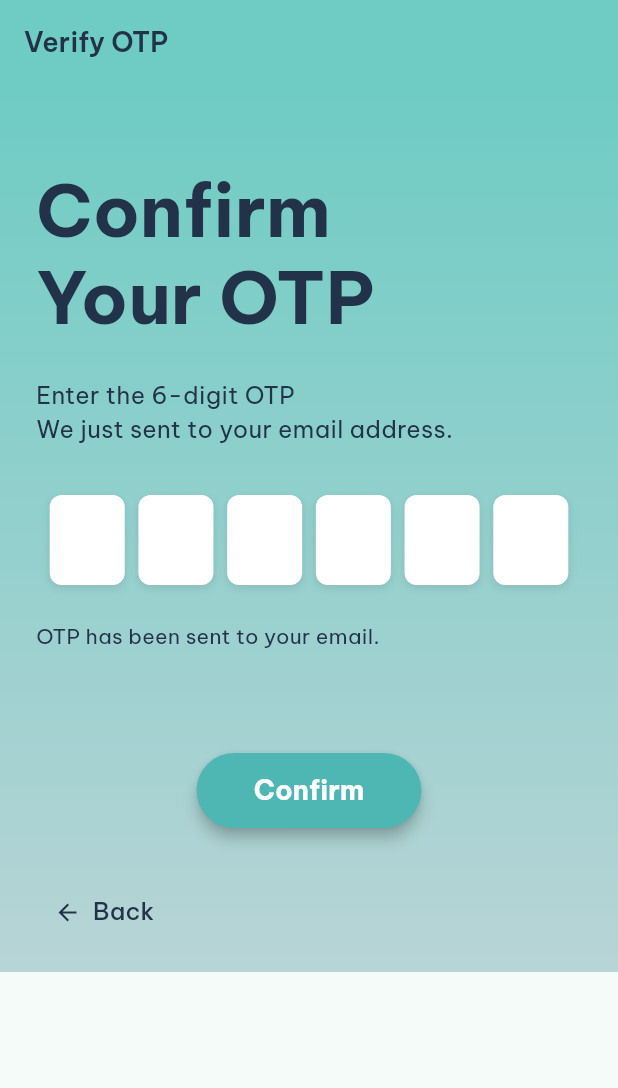
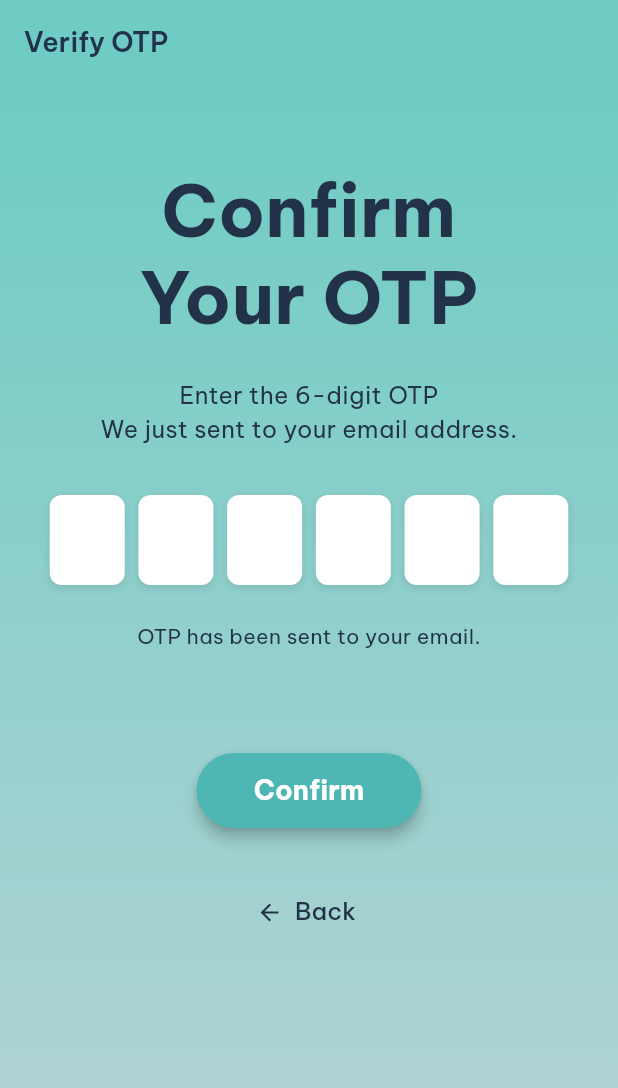
Before and after one commit to noodleman3089/MoneyLab, a Flutter app: the VerifyOtpPage screen opened directly with empty values, on a phone screen of 412 x 824 dp. Shown: the top 1088 px of the screen. Run offline on Flutter 3.47's test engine with Material 3 defaults, Android fonts, the phone set to English and light mode, and no system bars; our stand-ins replace google_fonts.

Commit message:
02/11/2568-UPDATE&ADD_verifyotp.dart&TestPage.dart

```diff
--- a/frontend/mobile/lib/pages/authentication/verifyotp.dart
+++ b/frontend/mobile/lib/pages/authentication/verifyotp.dart
@@ -7,26 +7,19 @@ import 'login.dart';
 class VerifyOtpPage extends StatefulWidget {
   final String email;
 
-  const VerifyOtpPage({
-    super.key,
-    required this.email,
-  });
+  const VerifyOtpPage({super.key, required this.email});
 
   @override
   State<VerifyOtpPage> createState() => _VerifyOtpPageState();
 }
 
 class _VerifyOtpPageState extends State<VerifyOtpPage> {
+  // --- 1. ส่วน State และ Logic (เหมือนเดิม) ---
   final List<TextEditingController> _otpControllers = List.generate(
     6,
     (index) => TextEditingController(),
   );
-
-  final List<FocusNode> _focusNodes = List.generate(
-    6,
-    (index) => FocusNode(),
-  );
-
+  final List<FocusNode> _focusNodes = List.generate(6, (index) => FocusNode());
   bool _isLoading = false;
   final AutheService _authService = AutheService();
 
@@ -85,7 +78,7 @@ class _VerifyOtpPageState extends State<VerifyOtpPage> {
         Navigator.pushReplacement(
           context,
           MaterialPageRoute(builder: (context) => const LoginPage()),
-        );// ไปที่หน้า LoginPage
+        ); // ไปที่หน้า LoginPage
       }
     } catch (error) {
       if (!mounted) return;
@@ -112,13 +105,17 @@ class _VerifyOtpPageState extends State<VerifyOtpPage> {
     Navigator.pop(context);
   }
 
+  // --- 2. ส่วน UI (แก้ไข) ---
   @override
   Widget build(BuildContext context) {
     return Scaffold(
+      // 2.1: AppBar (คง Theme เดิมไว้)
       appBar: AppBar(
         backgroundColor: const Color(0xFF6ECCC4),
         elevation: 0,
-        automaticallyImplyLeading: false,
+        // (เอา automaticallyImplyLeading: false ออก
+        //  เพื่อให้ Flutter สร้างปุ่ม Back ◀️ ให้อัตโนมัติ)
+        // automaticallyImplyLeading: false,
         title: Text(
           'Verify OTP',
           style: GoogleFonts.beVietnamPro(
@@ -129,6 +126,10 @@ class _VerifyOtpPageState extends State<VerifyOtpPage> {
         ),
       ),
       body: Container(
+        // 2.2: Background (คง Theme เดิมไว้)
+        // ตั้งค่าให้พื้นหลังไล่สีเต็มหน้าจอ
+        width: double.infinity, // ทำให้ Container กว้างเต็มจอ
+        height: double.infinity, // ทำให้ Container สูงเต็มจอ
         decoration: const BoxDecoration(
           gradient: LinearGradient(
             begin: Alignment.topCenter,
@@ -138,14 +139,22 @@ class _VerifyOtpPageState extends State<VerifyOtpPage> {
         ),
         child: SafeArea(
           child: SingleChildScrollView(
-            padding: const EdgeInsets.symmetric(horizontal: 24.0, vertical: 16.0),
+            padding: const EdgeInsets.symmetric(
+              horizontal: 24.0,
+              vertical: 16.0,
+            ),
+            // 2.3: เนื้อหา (แก้ไขการจัดวาง)
             child: Column(
-              crossAxisAlignment: CrossAxisAlignment.start,
+              // (แก้ไข) เปลี่ยนจาก .start เป็น .stretch
+              // เพื่อยืด Column ให้เต็มความกว้าง
+              crossAxisAlignment: CrossAxisAlignment.stretch,
               children: [
                 const SizedBox(height: 40),
 
                 Text(
                   'Confirm\nYour OTP',
+                  // (แก้ไข) เพิ่ม textAlign: TextAlign.center
+                  textAlign: TextAlign.center,
                   style: GoogleFonts.beVietnamPro(
                     fontSize: 48,
                     fontWeight: FontWeight.bold,
@@ -158,6 +167,8 @@ class _VerifyOtpPageState extends State<VerifyOtpPage> {
 
                 Text(
                   'Enter the 6-digit OTP',
+                  // (แก้ไข) เพิ่ม textAlign: TextAlign.center
+                  textAlign: TextAlign.center,
                   style: GoogleFonts.beVietnamPro(
                     fontSize: 16,
                     color: const Color(0xFF223248),
@@ -165,6 +176,8 @@ class _VerifyOtpPageState extends State<VerifyOtpPage> {
                 ),
                 Text(
                   'We just sent to your email address.',
+                  // (แก้ไข) เพิ่ม textAlign: TextAlign.center
+                  textAlign: TextAlign.center,
                   style: GoogleFonts.beVietnamPro(
                     fontSize: 16,
                     color: const Color(0xFF223248),
@@ -173,6 +186,7 @@ class _VerifyOtpPageState extends State<VerifyOtpPage> {
 
                 const SizedBox(height: 32),
 
+                // 2.4: ช่อง OTP (เหมือนเดิม)
                 Row(
                   mainAxisAlignment: MainAxisAlignment.spaceEvenly,
                   children: List.generate(6, (index) {
@@ -185,7 +199,8 @@ class _VerifyOtpPageState extends State<VerifyOtpPage> {
                           borderRadius: BorderRadius.circular(8),
                           boxShadow: [
                             BoxShadow(
-                              color: Colors.black.withValues(alpha: 0.1),
+                              // (แก้ไข) ⭐️ .withValues ➜ .withOpacity
+                              color: Colors.black.withOpacity(0.1),
                               blurRadius: 4,
                               offset: const Offset(0, 2),
                             ),
@@ -227,6 +242,8 @@ class _VerifyOtpPageState extends State<VerifyOtpPage> {
 
                 Text(
                   'OTP has been sent to your email.',
+                  // (แก้ไข) เพิ่ม textAlign: TextAlign.center
+                  textAlign: TextAlign.center,
                   style: GoogleFonts.beVietnamPro(
                     fontSize: 14,
                     color: const Color(0xFF223248),
@@ -234,6 +251,8 @@ class _VerifyOtpPageState extends State<VerifyOtpPage> {
                 ),
                 Text(
                   widget.email,
+                  // (แก้ไข) เพิ่ม textAlign: TextAlign.center
+                  textAlign: TextAlign.center,
                   style: GoogleFonts.beVietnamPro(
                     fontSize: 14,
                     fontWeight: FontWeight.bold,
@@ -243,6 +262,8 @@ class _VerifyOtpPageState extends State<VerifyOtpPage> {
 
                 const SizedBox(height: 48),
 
+                // 2.5: ปุ่ม Confirm (เหมือนเดิม)
+                // (โค้ดเดิมของคุณใช้ Center หุ้มอยู่แล้ว ซึ่งถูกต้องครับ)
                 Center(
                   child: SizedBox(
                     width: 150,
@@ -279,7 +300,10 @@ class _VerifyOtpPageState extends State<VerifyOtpPage> {
 
                 const SizedBox(height: 32),
 
-                TextButton.icon(
+                // 2.6: ปุ่ม Back (เหมือนเดิม)
+                // (แก้ไข) หุ้มด้วย Center เพื่อให้มันอยู่กึ่งกลาง
+                Center(
+                  child: TextButton.icon(
                     onPressed: _handleBack,
                     icon: const Icon(
                       Icons.arrow_back,
@@ -293,6 +317,7 @@ class _VerifyOtpPageState extends State<VerifyOtpPage> {
                       ),
                     ),
                   ),
+                ),
               ],
             ),
           ),
```
Also changed, not shown: frontend/mobile/lib/main.dart (+6 -41 lines), 2 other files. Lines whose indentation alone changed are shown as unchanged.
